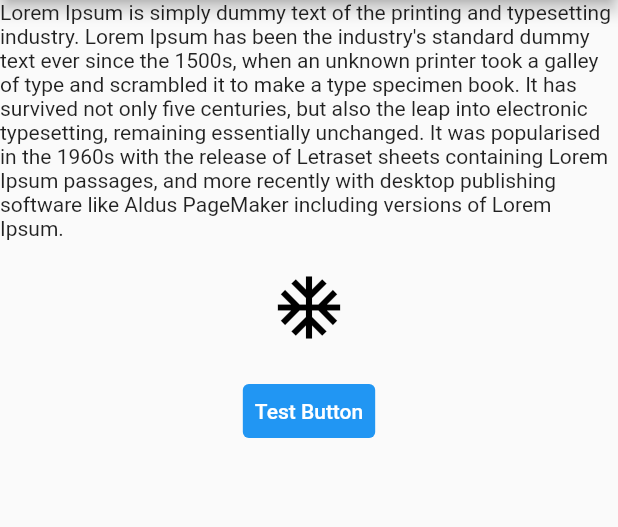
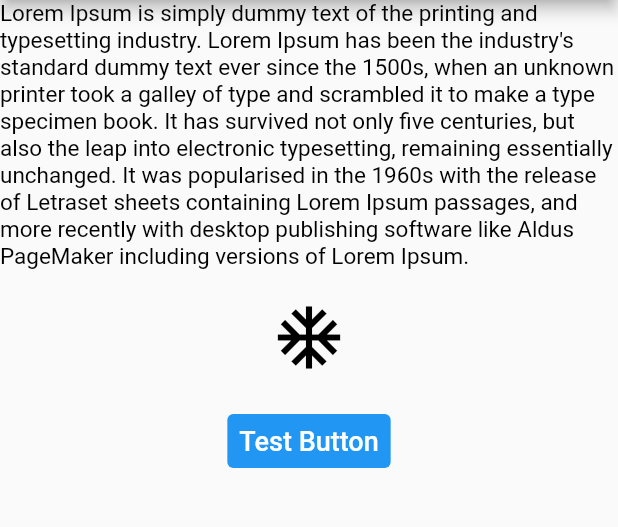
Before and after one commit to VarshaJangid/multiple_theme, a Flutter app: the screen it shows after launch, after a tap on "Test Button", on a phone screen of 412 x 824 dp, the part 84-611 px from its top. Run offline on Flutter 3.47's test engine with Material 2 defaults, Android fonts, the phone set to English and light mode, and no system bars; our stand-ins replace shared_preferences.

Commit message:
Add button test style and body textt style , create animated splash screen

```diff
--- a/lib/main.dart
+++ b/lib/main.dart
@@ -23,7 +23,7 @@ class MyApp extends StatelessWidget {
       builder: (context, theme, child) => MaterialApp(
         theme: theme.getTheme(),
         title: 'Multiple Theme Demo',
-        home: const SplashPage(),
+        home: const LogoApp(),
         routes: <String, WidgetBuilder>{
           '/first': (BuildContext context) => const MainPage(),
         },
--- a/lib/screen/main_page.dart
+++ b/lib/screen/main_page.dart
@@ -42,16 +42,18 @@ class MainPage extends StatelessWidget {
         ),
         body: Column(
           children: [
-            const Text(
-                "Lorem Ipsum is simply dummy text of the printing and typesetting industry. Lorem Ipsum has been the industry's standard dummy text ever since the 1500s, when an unknown printer took a galley of type and scrambled it to make a type specimen book. It has survived not only five centuries, but also the leap into electronic typesetting, remaining essentially unchanged. It was popularised in the 1960s with the release of Letraset sheets containing Lorem Ipsum passages, and more recently with desktop publishing software like Aldus PageMaker including versions of Lorem Ipsum."),
+            Text(
+              "Lorem Ipsum is simply dummy text of the printing and typesetting industry. Lorem Ipsum has been the industry's standard dummy text ever since the 1500s, when an unknown printer took a galley of type and scrambled it to make a type specimen book. It has survived not only five centuries, but also the leap into electronic typesetting, remaining essentially unchanged. It was popularised in the 1960s with the release of Letraset sheets containing Lorem Ipsum passages, and more recently with desktop publishing software like Aldus PageMaker including versions of Lorem Ipsum.",
+              style: Theme.of(context).textTheme.bodyText1,
+            ),
             const SizedBox(height: 20),
             const Icon(Icons.ac_unit, size: 50),
             const SizedBox(height: 20),
             TextButton(
               onPressed: () {},
-              child: const Text(
+              child: Text(
                 "Test Button",
-                style: TextStyle(color: Colors.white),
+                style: Theme.of(context).textTheme.button,
               ),
             ),
           ],
--- a/lib/screen/splash.dart
+++ b/lib/screen/splash.dart
@@ -1,26 +1,131 @@
 import 'package:flutter/material.dart';
+import 'dart:math';
 
-class SplashPage extends StatefulWidget {
-  const SplashPage({super.key});
+// class SplashPage extends StatefulWidget {
+//   const SplashPage({super.key});
+//
+//   @override
+//   State<SplashPage> createState() => _SplashState();
+// }
+//
+// class _SplashState extends State<SplashPage> {
+//   @override
+//   void initState() {
+//     moveToMain();
+//     super.initState();
+//   }
+//
+//   moveToMain() {
+//     Future.delayed(const Duration(seconds: 2),
+//         () => Navigator.of(context).pushNamed('/first'));
+//   }
+//
+//   @override
+//   Widget build(BuildContext context) {
+//     return const Scaffold();
+//   }
+// }
+class AnimatedLogo extends AnimatedWidget {
+  const AnimatedLogo({super.key, required Animation<double> animation})
+      : super(listenable: animation);
+
+  static final _opacityTween = Tween<double>(begin: 0.1, end: 1);
+  static final _sizeTween = Tween<double>(begin: 0, end: 300);
 
   @override
-  State<SplashPage> createState() => _SplashState();
+  Widget build(BuildContext context) {
+    final animation = listenable as Animation<double>;
+    return Scaffold(
+      body: Center(
+        child: Opacity(
+          opacity: _opacityTween.evaluate(animation),
+          child: Container(
+            margin: const EdgeInsets.symmetric(vertical: 10),
+            height: _sizeTween.evaluate(animation),
+            width: _sizeTween.evaluate(animation),
+            decoration: const BoxDecoration(
+              image: DecorationImage(
+                image: AssetImage("assets/images/sofa.png"),
+              ),
+            ),
+          ),
+        ),
+      ),
+    );
+  }
 }
 
-class _SplashState extends State<SplashPage> {
+class LogoApp extends StatefulWidget {
+  const LogoApp({super.key});
+
   @override
-  void initState() {
-    moveToMain();
-    super.initState();
-  }
+  State<LogoApp> createState() => _LogoAppState();
+}
+
+class _LogoAppState extends State<LogoApp> with SingleTickerProviderStateMixin {
+  late Animation<double> animation;
+  late AnimationController controller;
 
   moveToMain() {
-    Future.delayed(const Duration(seconds: 2),
+    Future.delayed(const Duration(seconds: 4),
         () => Navigator.of(context).pushNamed('/first'));
   }
 
   @override
-  Widget build(BuildContext context) {
-    return const Scaffold();
+  void initState() {
+    super.initState();
+    moveToMain();
+    controller =
+        AnimationController(duration: const Duration(seconds: 2), vsync: this);
+    animation = CurvedAnimation(parent: controller, curve: Curves.easeIn)
+      ..addStatusListener((status) {
+        if (status == AnimationStatus.completed) {
+          controller.reverse();
+        } else if (status == AnimationStatus.dismissed) {
+          controller.forward();
+        }
+      });
+    controller.forward();
+  }
+
+  @override
+  Widget build(BuildContext context) => AnimatedLogo(animation: animation);
+
+  @override
+  void dispose() {
+    controller.dispose();
+    super.dispose();
   }
 }
+
+class UsedInTutorialTextOnly extends _LogoAppState {
+  UsedInTutorialTextOnly() {
+    var animation, sizeAnimation, opacityAnimation, tween, colorTween;
+    animation = CurvedAnimation(parent: controller, curve: Curves.easeIn);
+    sizeAnimation = Tween<double>(begin: 0, end: 300).animate(controller);
+    opacityAnimation = Tween<double>(begin: 0.1, end: 1).animate(controller);
+    tween = Tween<double>(begin: -200, end: 0);
+    colorTween = ColorTween(begin: Colors.transparent, end: Colors.black54);
+  }
+
+  usedInTutorialOnly1() {
+    AnimationController controller = AnimationController(
+        duration: const Duration(milliseconds: 500), vsync: this);
+    Animation<int> alpha = IntTween(begin: 0, end: 255).animate(controller);
+    return alpha;
+  }
+
+  usedInTutorialOnly2() {
+    AnimationController controller = AnimationController(
+        duration: const Duration(milliseconds: 500), vsync: this);
+    final Animation<double> curve =
+        CurvedAnimation(parent: controller, curve: Curves.easeOut);
+    Animation<int> alpha = IntTween(begin: 0, end: 255).animate(curve);
+    return alpha;
+  }
+}
+
+class ShakeCurve extends Curve {
+  @override
+  double transform(double t) => sin(t * pi * 2);
+}
--- a/lib/theming/theme_manager.dart
+++ b/lib/theming/theme_manager.dart
@@ -25,6 +25,14 @@ class ThemeNotifier with ChangeNotifier {
   }
 
   final darkTheme = ThemeData(
+    textTheme: const TextTheme(
+      button: TextStyle(color: Colors.white, fontSize: 18),
+      bodyText1: TextStyle(
+        color: Colors.white,
+        fontSize: 15,
+        fontWeight: FontWeight.normal,
+      ),
+    ),
     textButtonTheme: TextButtonThemeData(
       style: TextButton.styleFrom(backgroundColor: Colors.black),
     ),
@@ -39,6 +47,14 @@ class ThemeNotifier with ChangeNotifier {
   );
 
   final greenTheme = ThemeData(
+    textTheme: const TextTheme(
+      bodyText1: TextStyle(
+        color: Colors.black,
+        fontSize: 15,
+        fontWeight: FontWeight.normal,
+      ),
+      button: TextStyle(color: Colors.white, fontSize: 18),
+    ),
     scaffoldBackgroundColor: Colors.green.shade50,
     textButtonTheme: TextButtonThemeData(
       style: TextButton.styleFrom(backgroundColor: Colors.green),
@@ -51,6 +67,14 @@ class ThemeNotifier with ChangeNotifier {
   );
 
   final lightTheme = ThemeData(
+    textTheme: const TextTheme(
+      button: TextStyle(color: Colors.white, fontSize: 18),
+      bodyText1: TextStyle(
+        color: Colors.black,
+        fontSize: 15,
+        fontWeight: FontWeight.normal,
+      ),
+    ),
     textButtonTheme: TextButtonThemeData(
       style: TextButton.styleFrom(backgroundColor: Colors.blue),
     ),
@@ -65,6 +89,14 @@ class ThemeNotifier with ChangeNotifier {
   );
 
   final redTheme = ThemeData(
+    textTheme: const TextTheme(
+      button: TextStyle(color: Colors.white, fontSize: 18),
+      bodyText1: TextStyle(
+        color: Colors.black,
+        fontSize: 15,
+        fontWeight: FontWeight.normal,
+      ),
+    ),
     textButtonTheme: TextButtonThemeData(
       style: TextButton.styleFrom(backgroundColor: Colors.red),
     ),
```
Also changed, not shown: 1 other file.
